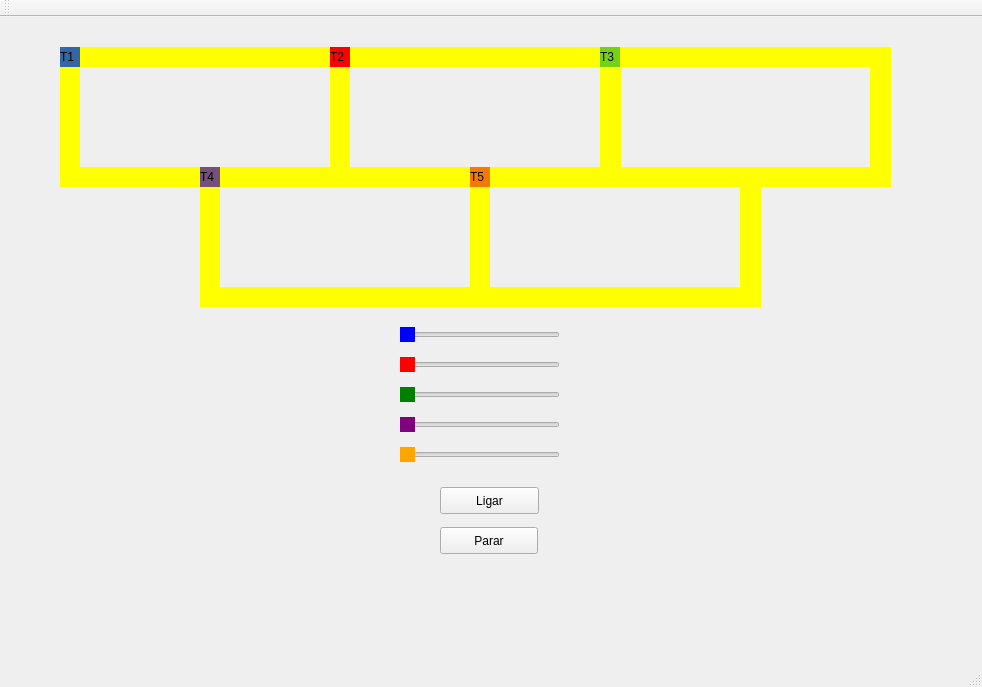
The window that mainwindow.ui (alexalmeida52/projeto-dos-trens) describes before a commit, drawn with Qt 5.
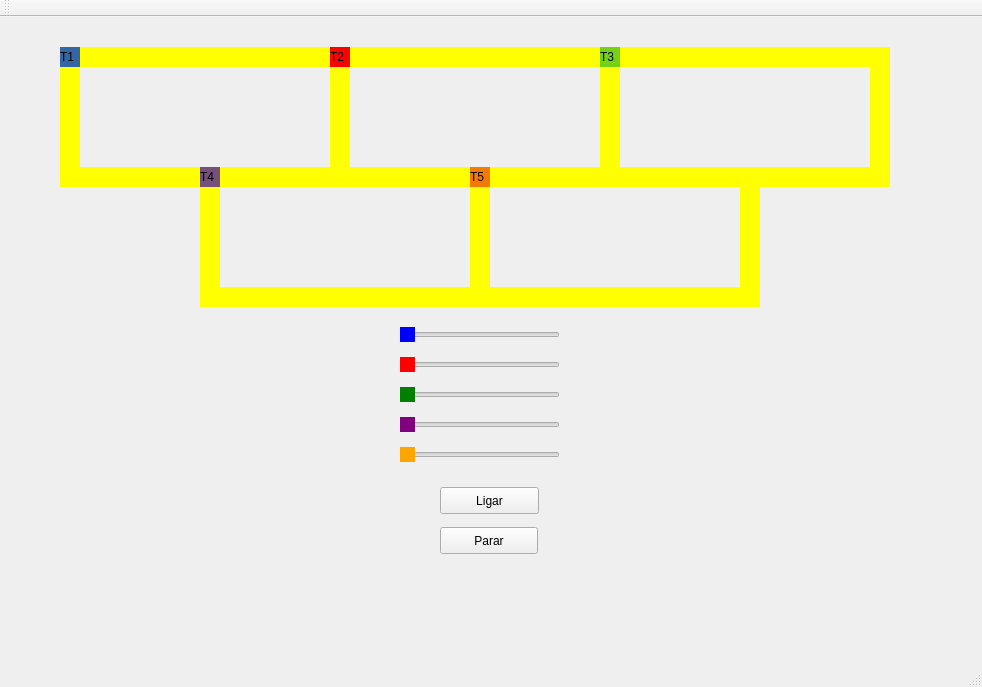
The same window after the commit.

Commit message: Tratando os deadlocks. Alguns não conseguiram ser resolvidos

```diff
--- a/mainwindow.ui
+++ b/mainwindow.ui
@@ -125,7 +125,7 @@
      <rect>
       <x>600</x>
       <y>30</y>
-      <width>21</width>
+      <width>20</width>
       <height>140</height>
      </rect>
     </property>
@@ -189,7 +189,7 @@
      <rect>
       <x>870</x>
       <y>30</y>
-      <width>21</width>
+      <width>20</width>
       <height>140</height>
      </rect>
     </property>
@@ -269,7 +269,7 @@
      <rect>
       <x>740</x>
       <y>167</y>
-      <width>21</width>
+      <width>20</width>
       <height>123</height>
      </rect>
     </property>
```
The commit also changes 2 other files.
